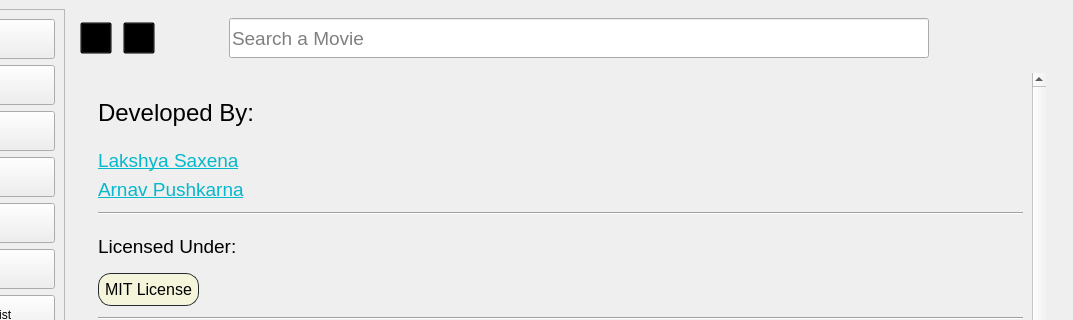
lakshya076/Cinematch, file UI/ui_main.ui: the form before one commit; both pictures show x 205 to 1278 and y 0 to 320 of the 1278 by 776 pixel window.
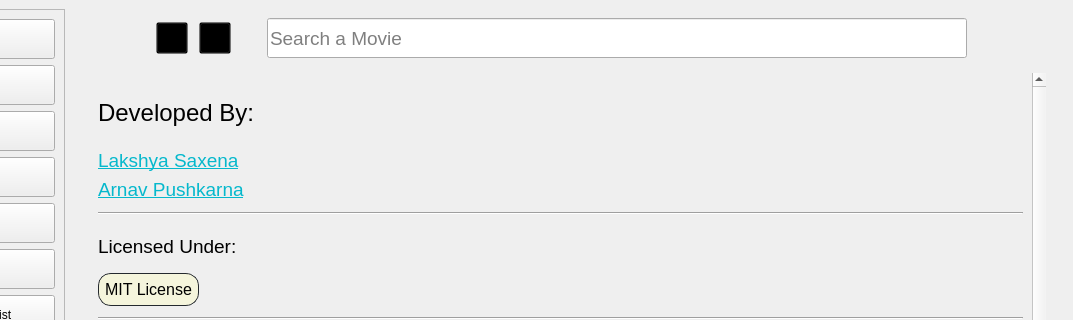
The form after the commit. Icons and pictures are not drawn. Custom widgets are drawn as their Qt base class.

```diff
--- a/UI/ui_main.ui
+++ b/UI/ui_main.ui
@@ -1099,6 +1099,62 @@
       <item>
        <layout class="QHBoxLayout" name="horizontalLayout">
         <item>
+            <widget class="QPushButton" name="back">
+                <property name="minimumSize">
+                    <size>
+                        <width>32</width>
+                        <height>32</height>
+                    </size>
+                </property>
+                <property name="maximumSize">
+                    <size>
+                        <width>32</width>
+                        <height>32</height>
+                    </size>
+                </property>
+                <property name="styleSheet">
+                    <string notr="true">border:none;</string>
+                </property>
+                <property name="text">
+                    <string/>
+                </property>
+                <property name="iconSize">
+                    <size>
+                        <width>28</width>
+                        <height>28</height>
+                    </size>
+                </property>
+            </widget>
+        </item>
+           <item>
+               <widget class="QPushButton" name="forward">
+                   <property name="minimumSize">
+                       <size>
+                           <width>32</width>
+                           <height>32</height>
+                       </size>
+                   </property>
+                   <property name="maximumSize">
+                       <size>
+                           <width>32</width>
+                           <height>32</height>
+                       </size>
+                   </property>
+                   <property name="styleSheet">
+                       <string notr="true">border:none;</string>
+                   </property>
+                   <property name="text">
+                       <string/>
+                   </property>
+                   <property name="iconSize">
+                       <size>
+                           <width>28</width>
+                           <height>28</height>
+                       </size>
+                   </property>
+               </widget>
+           </item>
+           <item>
          <widget class="QPushButton" name="credit_license">
           <property name="minimumSize">
            <size>
```
